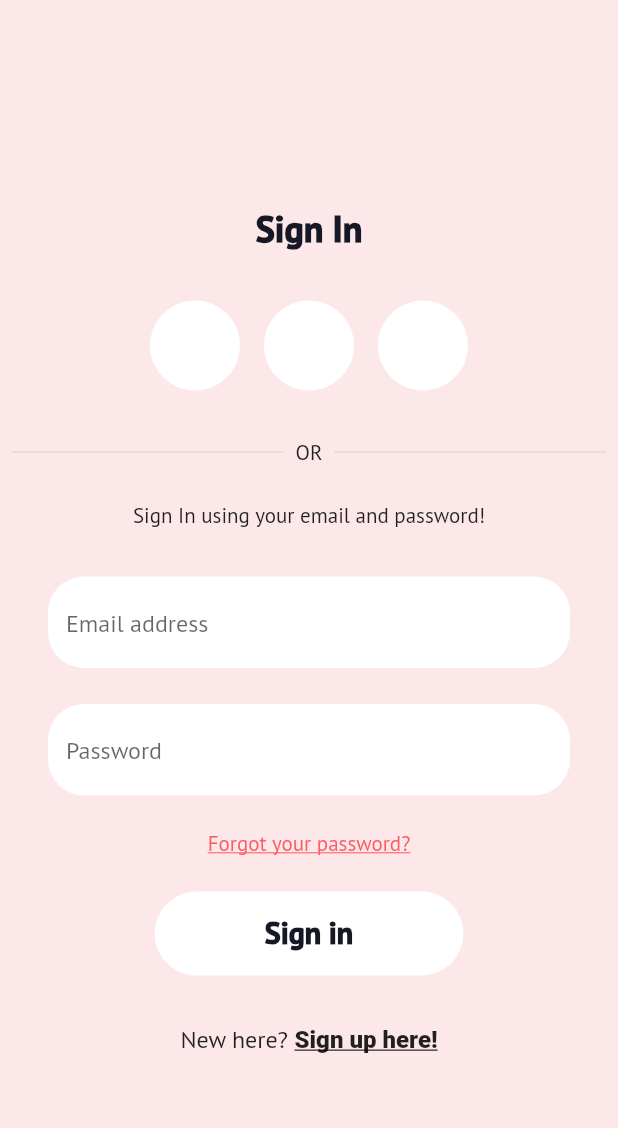
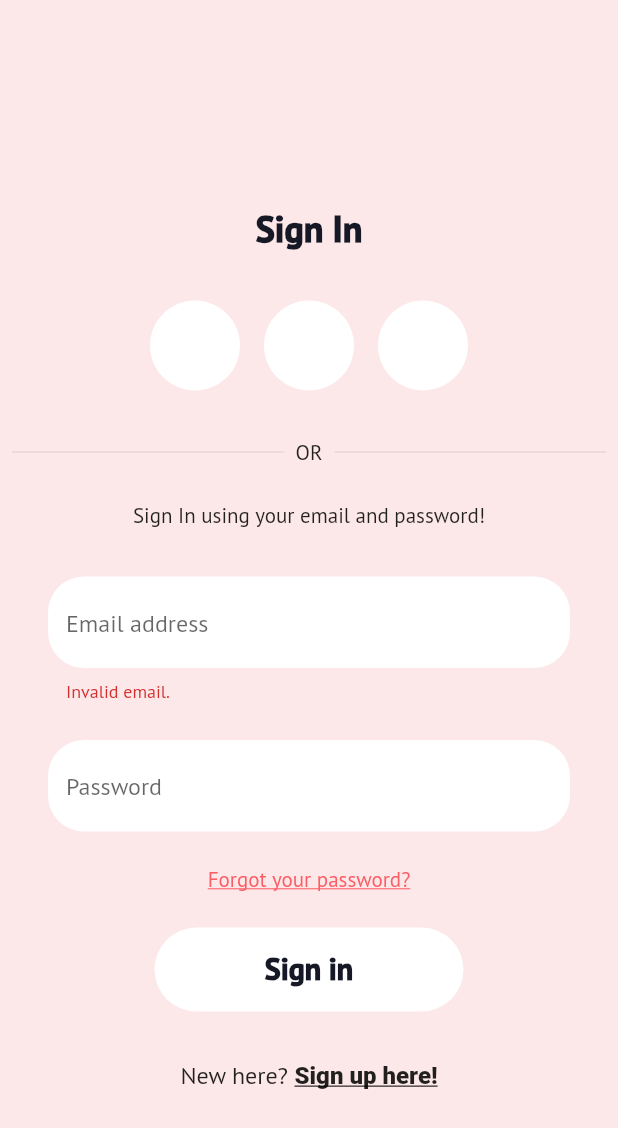
Before and after one commit to emem365/intertwined, a Flutter app: the screen it shows after launch, after a tap on "Sign in", on a phone screen of 412 x 824 dp. Shown: the top 1128 px of the screen. Run offline on Flutter 3.47's test engine with Material 2 defaults, Android fonts, the phone set to English and light mode, and no system bars; our stand-ins replace firebase_auth, firebase_core, google_fonts, google_sign_in, string_validator; accounts and stored records are empty.

Commit message:
Sign In Validators set up

```diff
--- a/lib/src/view/pages/sign_in.dart
+++ b/lib/src/view/pages/sign_in.dart
@@ -6,6 +6,7 @@ import 'package:intertwined/src/view/pages/home_page.dart';
 import 'package:intertwined/src/view/widgets/tapable_circle_avatar.dart';
 import 'package:intertwined/src/view/widgets/text_divider.dart';
 import 'package:provider/provider.dart';
+import 'package:string_validator/string_validator.dart' as validators;
 
 class SignIn extends StatefulWidget {
   @override
@@ -14,6 +15,7 @@ class SignIn extends StatefulWidget {
 
 class _SignInState extends State<SignIn> {
   final _formKey = GlobalKey<FormState>();
+  final _scaffoldKey = GlobalKey<FormState>();
   bool isLoading = false;
   String email;
   String password;
@@ -27,8 +29,10 @@ class _SignInState extends State<SignIn> {
   Widget build(BuildContext context) {
     final authService = Provider.of<AuthService>(context);
     return Scaffold(
+      key: _scaffoldKey,
       backgroundColor: MainColors.lavendarBlush,
-      body: Stack(
+      body: Builder(builder: (context) {
+        return Stack(
           children: [
             SingleChildScrollView(
               child: Column(
@@ -51,7 +55,8 @@ class _SignInState extends State<SignIn> {
             ),
             if (isLoading) buildLoadingBanner(context),
           ],
-      ),
+        );
+      }),
     );
   }
 
@@ -99,6 +104,12 @@ class _SignInState extends State<SignIn> {
             children: [
               TextFormField(
                 onSaved: (value) => email = value,
+                validator: (val) {
+                  if (!validators.isEmail(val)) {
+                    return 'Invalid email.';
+                  }
+                  return null;
+                },
                 decoration: InputDecoration(
                   floatingLabelBehavior: FloatingLabelBehavior.never,
                   filled: true,
@@ -112,6 +123,9 @@ class _SignInState extends State<SignIn> {
               ),
               SizedBox(height: 24),
               TextFormField(
+                validator: (val) {
+                  return null;
+                },
                 onSaved: (value) => password = value,
                 decoration: InputDecoration(
                   floatingLabelBehavior: FloatingLabelBehavior.never,
@@ -143,16 +157,19 @@ class _SignInState extends State<SignIn> {
                     minimumSize:
                         Size(MediaQuery.of(context).size.width / 2, 56)),
                 onPressed: () {
-                  //TODO: SET UP VALIDATORS
                   if (_formKey.currentState.validate()) {
                     setLoading(true);
+                    FocusScope.of(context).unfocus();
                     _formKey.currentState.save();
+
                     authService.signIn(email, password).then((_) {
                       Navigator.of(context).pushReplacement(MaterialPageRoute(
                           builder: (BuildContext context) => HomePage()));
-                    }, onError: (e){
+                    }, onError: (e) {
                       setLoading(false);
-                      //TODO: Show error
+                      Scaffold.of(context).showSnackBar(SnackBar(
+                        content: Text(e),
+                      ));
                     });
                   }
                 },
--- a/pubspec.yaml
+++ b/pubspec.yaml
@@ -24,8 +24,9 @@ dependencies:
   flutter:
     sdk: flutter
 
-  #provider
+  string_validator: ^0.1.4
   provider: ^4.3.2+2
+
 
   # firebase
   firebase_core: ^0.5.0+1
```
Also changed, not shown: lib/src/db/auth.dart (+14 -17 lines), pubspec.lock. Lines whose indentation alone changed are shown as unchanged.
